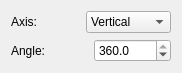
berndhahnebach/All_FreeCAD, file src/Mod/PartDesign/Gui/TaskRevolutionParameters.ui: the form before one commit.
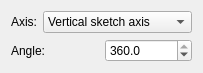
The form after the commit.

Commit message: + add axis link property to the PartDesign/Revolution feature + fix placement of the PartDesign/Revolution feature to the placement of its sketch/support

```diff
--- a/src/Mod/PartDesign/Gui/TaskRevolutionParameters.ui
+++ b/src/Mod/PartDesign/Gui/TaskRevolutionParameters.ui
@@ -27,12 +27,12 @@
       <widget class="QComboBox" name="axis">
        <item>
         <property name="text">
-         <string>Vertical</string>
+         <string>Vertical sketch axis</string>
         </property>
        </item>
        <item>
         <property name="text">
-         <string>Horizontal</string>
+         <string>Horizontal sketch axis</string>
         </property>
        </item>
       </widget>
```
The commit also changes 11 other files.
